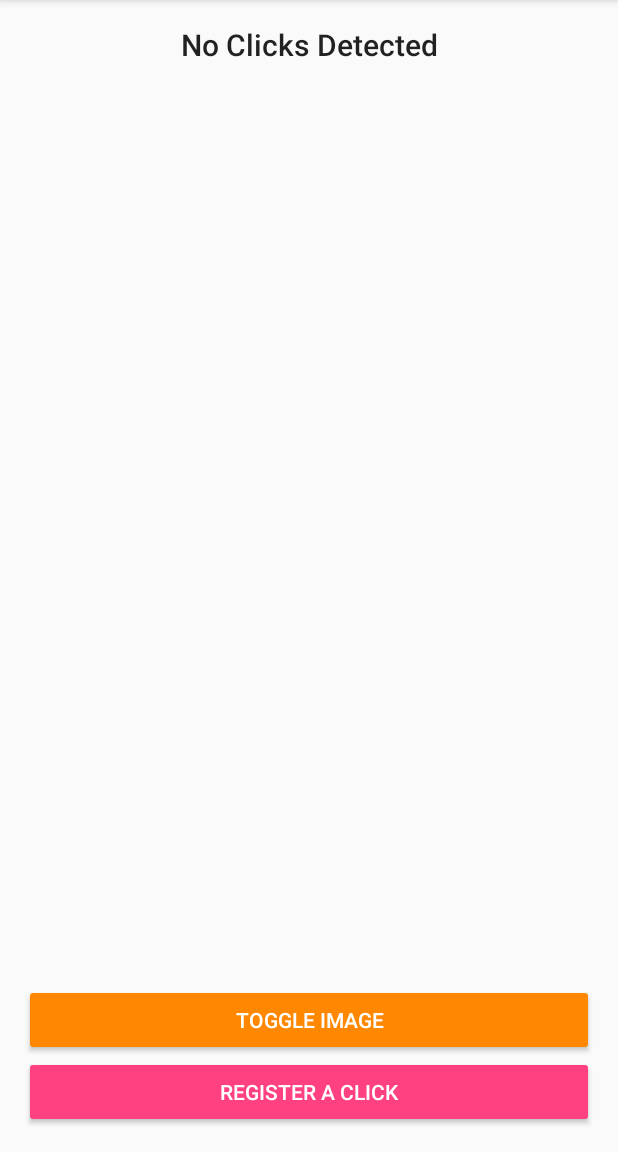
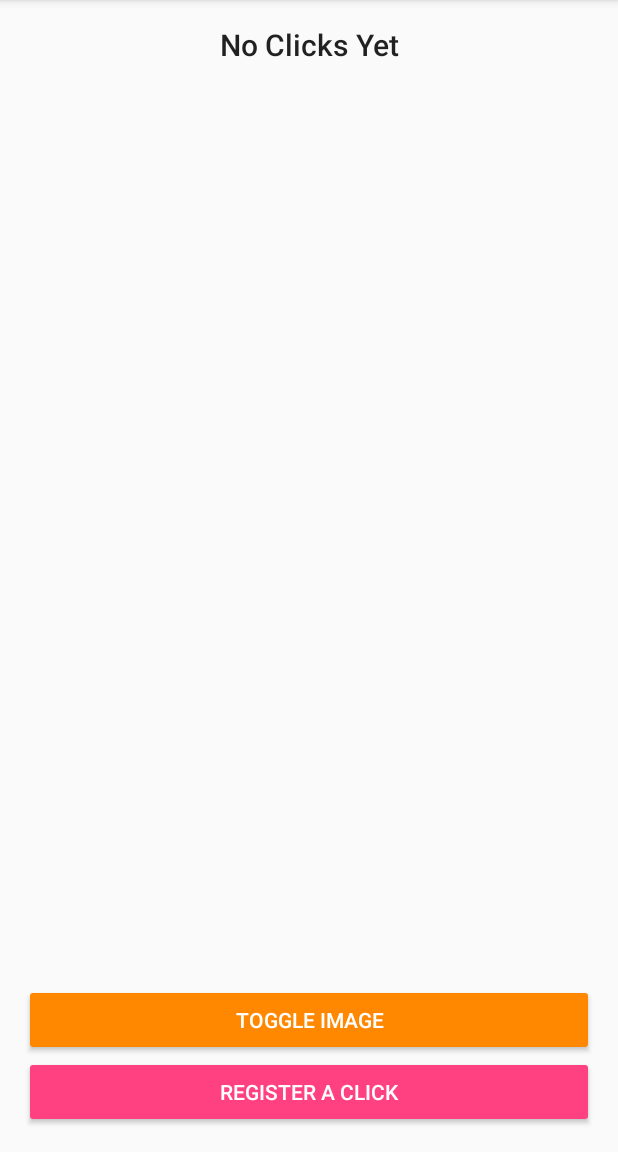
Before and after one commit to chohongm/ece1778, an Android app: the screen it shows after launch (MainActivity), on a phone screen of 412 x 824 dp, the part 84-1236 px from its top. Run offline under Robolectric (Android 15) with nearby library versions, the phone set to English and light mode, and no system bars.

Commit message:
Some Changes

```diff
--- a/Assignment1/app/src/main/java/in/nishantarora/assignment1/MainActivity.java
+++ b/Assignment1/app/src/main/java/in/nishantarora/assignment1/MainActivity.java
@@ -169,13 +169,13 @@ public class MainActivity extends AppCompatActivity {
                 counter.setText(
                         String.format(
                                 Locale.getDefault(),
-                                "I was clicked %d time",
+                                "Clicked %d time",
                                 count));
             } else {
                 counter.setText(
                         String.format(
                                 Locale.getDefault(),
-                                "I was clicked %d times",
+                                "Clicked %d times",
                                 count));
             }
             }
--- a/Assignment1/app/src/main/res/anim/fadein.xml
+++ b/Assignment1/app/src/main/res/anim/fadein.xml
@@ -4,5 +4,5 @@
             android:fromAlpha="0.0"
             android:toAlpha="1.0"
             android:interpolator="@android:anim/accelerate_interpolator"
-            android:duration="2000"/>
+            android:duration="500"/>
 </set>
--- a/Assignment1/app/src/main/res/anim/fadeout.xml
+++ b/Assignment1/app/src/main/res/anim/fadeout.xml
@@ -4,5 +4,5 @@
             android:fromAlpha="1.0"
             android:toAlpha="0.0"
             android:interpolator="@android:anim/decelerate_interpolator"
-            android:duration="2000"/>
+            android:duration="500"/>
 </set>
--- a/Assignment1/app/src/main/res/values/strings.xml
+++ b/Assignment1/app/src/main/res/values/strings.xml
@@ -1,7 +1,7 @@
 <resources>
     <string name="app_name">Assignment 1 - Nishant Arora</string>
     <string name="toggle">Toggle Image</string>
-    <string name="counter">No Clicks Detected</string>
+    <string name="counter">No Clicks Yet</string>
     <string name="clicker">Register A Click</string>
     <string name="puppy">Cute Puppy! Awww.</string>
     <string name="reset">Reset App</string>
```
